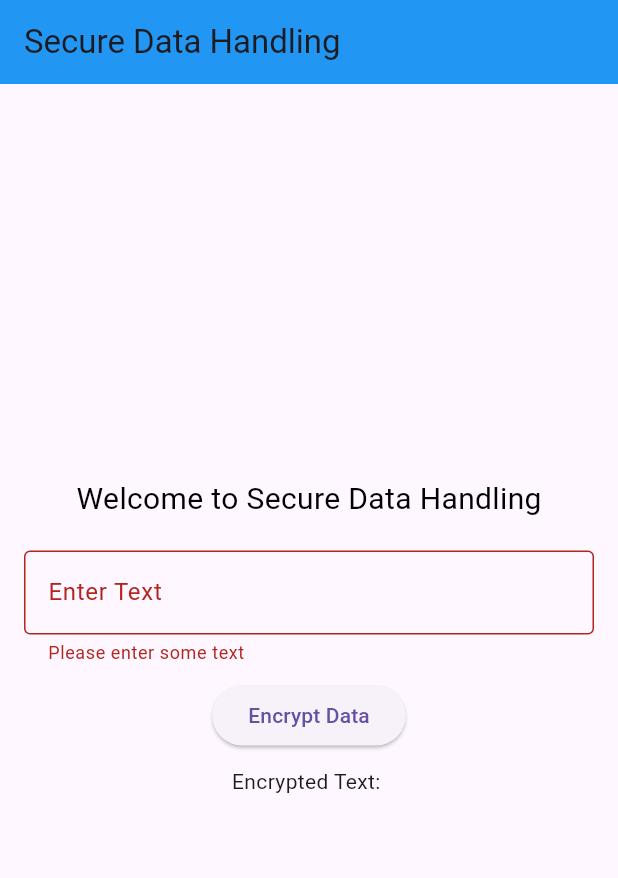
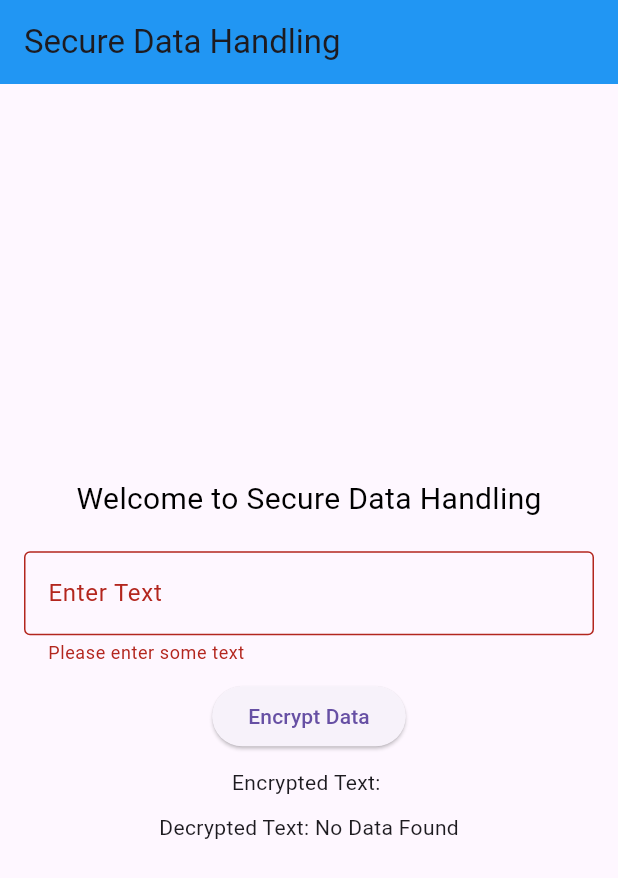
Before and after one commit to tylrmwn012/CSCProject-2, a Flutter app: the screen it shows after launch, after a tap on "Encrypt Data", on a phone screen of 412 x 824 dp. Shown: the top 878 px of the screen. Run offline on Flutter 3.47's test engine with Material 3 defaults, Android fonts, the phone set to English and light mode, and no system bars; our stand-ins replace flutter_riverpod, flutter_secure_storage, permission_handler; missing offline and left inert: encrypt.

Commit message:
Completed Module 6; permission_handler, flutter_secure_storage, uuid

```diff
--- a/Module 2-7/flutter_application_1/lib/main.dart
+++ b/Module 2-7/flutter_application_1/lib/main.dart
@@ -1,6 +1,9 @@
 import 'package:flutter/material.dart'; // import package which contains flutter and dart functions
 import 'package:flutter_riverpod/flutter_riverpod.dart'; //[MODULE 4 - RIVERPOD] import packages for riverpod use, such as StateProvider and Consumer
 import 'package:encrypt/encrypt.dart' as encrypt; // [MODULE 5]
+import 'package:uuid/uuid.dart'; //[MODULE 6]
+import 'package:flutter_secure_storage/flutter_secure_storage.dart'; //[MODULE 6]
+import 'package:permission_handler/permission_handler.dart'; //[MODULE 6]
 
 final textProvider = StateProvider<String>((ref) => ""); //[MODULE 4 - RIVERPOD]                                                                           [Monitor State Changes][Create State Providers]
 final encryptedTextProvider = StateProvider<String>((ref) => ""); //[MODULE 4 - RIVERPOD]
@@ -9,10 +12,11 @@ final key = encrypt.Key.fromUtf8('my 32 length key................'); // initial
 final iv = encrypt.IV.fromLength(16); // set IV to 16 byte
 final encrypter = encrypt.Encrypter(encrypt.AES(key)); // call Encryptor from encrypt package to encrypt using key
 
+final storage = FlutterSecureStorage(); // [MODULE 6] initialize secure storage
+
 void main() { // opens main function to run the app
   runApp(const ProviderScope(child: ScaffoldApp())); // runs the app based on the function ScaffoldApp //[MODULE 4 - RIVERPOD]                             [Set Up Riverpod]
 } // closes main() function
-
 
 
 // ******************************** Module 2 Code *************************************
@@ -32,7 +36,15 @@ class ScaffoldScreen extends StatefulWidget { // defines class ScaffoldScreen wh
   State<ScaffoldScreen> createState() => _ScaffoldState(); // creates an instance of ScaffoldScreen which updates the widget based on _ScaffoldState
 } // close ScaffoldScreen class
 
-class _ScaffoldState extends State<ScaffoldScreen> { // defines class _ScaffoldState which extends State<ScaffoldScreen>, associating it with the ScaffoldScreen class
+class _ScaffoldState extends State<ScaffoldScreen> {
+  Future<String>? decryptedFuture; // store Future to prevent unnecessary re-execution
+
+  @override // allows us to override information from parent class initState()
+  void initState() { // call function initState() to be altered
+    super.initState(); // calls parent class to initialize information
+    decryptedFuture = decryptStoredData(); // set decryptedFuture equal to function decryptedStoredData()
+  }
+
   @override // allows us to override the information from the parent class build()
   Widget build(BuildContext context) { // opens widget build() with BuildContext in order to build the app with style choices
     return Scaffold( // returns information built in the function Scaffold to void main
@@ -58,7 +70,6 @@ class _ScaffoldState extends State<ScaffoldScreen> { // defines class _ScaffoldS
 } // close _ScaffoldState class
 
 
-
 // ******************************** Module 3 Code *************************************
 class MyCustomForm extends StatefulWidget { // defines class MyCustomForm which extends StatefulWidget, making the class immutable
   const MyCustomForm({super.key}); // creates instance of MyCustomForm which contains information from parameter super.key
@@ -68,7 +79,6 @@ class MyCustomForm extends StatefulWidget { // defines class MyCustomForm which
     return MyCustomFormState(); // return information from MyCustomFormState()
   }
 } // close MyCustomForm class
-
 
 class MyCustomFormState extends State<MyCustomForm> { // **StatefulWidget with Riverpod**
   final _formKey = GlobalKey<FormState>(); // creates a key that identifies the form and allows validation
@@ -98,7 +108,7 @@ class MyCustomFormState extends State<MyCustomForm> { // **StatefulWidget with R
                     border: OutlineInputBorder(), // adds a visible border
                   ),
                   initialValue: text, // [MODULE 4 - RIVERPOD]                                                                                              [Connect UI to Providers]
-                  onChanged: (value) {
+                  onChanged: (value) { // when value is changed (user enters text)...
                     ref.read(textProvider.notifier).state = value; //[MODULE 4 - RIVERPOD]
                   },
                   validator: (value) { // validates user input
@@ -112,12 +122,12 @@ class MyCustomFormState extends State<MyCustomForm> { // **StatefulWidget with R
 
                 // button style and actions
                 ElevatedButton( // creates a button to submit form
-                  onPressed: () { // opens onPressed section for when button is pressed
-                    if (_formKey.currentState!.validate()) { // verifies if input is valid                                                                 [Validate and Prepare Data]
-                      final encrypted = encryptData(text); //[MODULE 5] calls encryptData function to encrypt the input and label it as encrypted
-                      ref.read(encryptedTextProvider.notifier).state = encrypted; //[MODULE 4 - RIVERPOD] calls encryptData function to take string input and encrypt
-                      ScaffoldMessenger.of(context).showSnackBar( // calls ScaffoldMessenger function to display SnackBar
-                        const SnackBar(content: Text('Data Encrypted!')), //[MODULE 4 - RIVERPOD] indicate to user that the data was successfully encrypted
+                  onPressed: () async { // when the button is pressed (calls async to sync info with other functions like request permission)
+                    if (_formKey.currentState!.validate()) { // verifies if input is valid
+                      await storeEncryptedData(ref.read(textProvider)); // store the encrypted data
+                      ref.read(encryptedTextProvider.notifier).state = encryptData(ref.read(textProvider)); // encrypts data if necessary
+                      ScaffoldMessenger.of(context).showSnackBar( // call snackbar
+                        const SnackBar(content: Text('Data Encrypted & Stored')), // print text at bottom of the screen if successful
                       );
                     }
                   },
@@ -128,32 +138,71 @@ class MyCustomFormState extends State<MyCustomForm> { // **StatefulWidget with R
                 const SizedBox(height:10), // initialize box which will hold encryption
                 Text('Encrypted Text: $encryptedText'), //[MODULE 4 - RIVERPOD] displays the encrypted text to the user (text entered in reverse)
 
-                // display decrypted text
-                const SizedBox(height:10), // initialize box for text which will hold decryption
-                Text( // open text section for text beneath button
-                  encryptedText.isNotEmpty // while encryptedTexy is not empty
-                      ? 'Decrypted Text: ${decryptData(encryptedText)}' // display the decrypted text if valid input was entered
-                      : '', // if there hasn't been an input entered then leave the line blank
-                ),
+                const SizedBox(height:10), // initialize box with size 10
+                FutureBuilder<String>(
+                  future: decryptStoredData(), // Call the decryption function
+                  builder: (context, snapshot) { // call snapshot
+                    if (snapshot.connectionState == ConnectionState.waiting) { // if snapshot is waiting...
+                      return const Text('Decrypting...'); // show a loading state to prompt is is waiting
+                    } else if (snapshot.hasError) { // if there's an error...
+                      return Text('Error: ${snapshot.error}'); // show error if any errors occur (not likely)
+                    } else { // else
+                      return Text('Decrypted Text: ${snapshot.data ?? "No Data"}'); // Show decrypted data
+                    }
+                  },
+                )
               ],
             ),
           ),
         );
       },
     );
-  } // close Widget build() section
-} // close MyCustomFormState class
+  }
+}
 
 
 
 // ******************************** Module 4 Code *************************************
-String encryptData(String input) { // open function with takes string input and converts it to base64 encrytion
-  return encrypter.encrypt(input, iv: iv).base64; // return base64 encrypted string
+String encryptData(String input) { // function which takes user's input and encrypts
+  return encrypter.encrypt(input, iv: iv).base64; // return encryption of user's input with base64
+}
+
+Future<void> storeEncryptedData(String text) async { // store encrypted data in secure storage
+  final iv = encrypt.IV.fromLength(16); // Generate a unique IV for this encryption
+  final encrypted = encrypter.encrypt(text, iv: iv); // set encrypted equal to the final encryption of the text
+
+  // Store both IV and encrypted text
+  await storage.write(key: "secure_data", value: "${iv.base64}:${encrypted.base64}"); // store IV with encryption of text
 }
 
 
 
 // ******************************** Module 5 Code *************************************
-String decryptData(String encryptedInput) { // take base64 input and converts it to originally given string
-  return encrypter.decrypt(encrypt.Encrypted.fromBase64(encryptedInput), iv: iv); // decrypt using base64 input
+Future<String> decryptStoredData() async { // function which takes encryption and decrypts it to user
+  String? storedData = await storage.read(key: "secure_data"); // set storedData equal to info from the given key
+  if (storedData != null && storedData.contains(":")) { // check that storedData isn't null and that it contains ":"
+    // extract IV and encrypted text
+    final parts = storedData.split(":"); // set parts equal to the stored data split at :
+    final iv = encrypt.IV.fromBase64(parts[0]); // set iv equal to the first element split by :
+    final encryptedData = encrypt.Encrypted.fromBase64(parts[1]); // set encrypted data equal to the second part split by :
+
+    return encrypter.decrypt(encryptedData, iv: iv); // return decrypted data
+  }
+  return "No Data Found"; // return that no data was found to decrypt
 }
+
+
+
+// ******************************** Module 6 Code *************************************
+String idGeneration() { // function to generate and return uuid
+  var uuid = Uuid(); // call Uuid() function and set as variable uuid
+  return uuid.v4(); // return uuid generated
+}
+
+Future<void> requestPermission() async { // function to request permission before storage
+  if (await Permission.storage.request().isGranted) { // request permission to store. if True...
+    print("Storage permission granted"); // if permission is granted, display to user
+  } else {
+    print("Storage permission denied"); // if permission is denied, display message to user
+  }
+}
--- a/Module 2-7/flutter_application_1/pubspec.yaml
+++ b/Module 2-7/flutter_application_1/pubspec.yaml
@@ -31,6 +31,10 @@ dependencies:
   flutter:
     sdk: flutter
   encrypt: ^5.0.1
+  uuid: ^4.4.2
+  flutter_secure_storage: ^9.0.0
+  permission_handler: ^11.0.1
+
 
   # The following adds the Cupertino Icons font to your application.
   # Use with the CupertinoIcons class for iOS style icons.
```
Also changed, not shown: Module 2-7/flutter_application_1/pubspec.lock, 14 other files.
